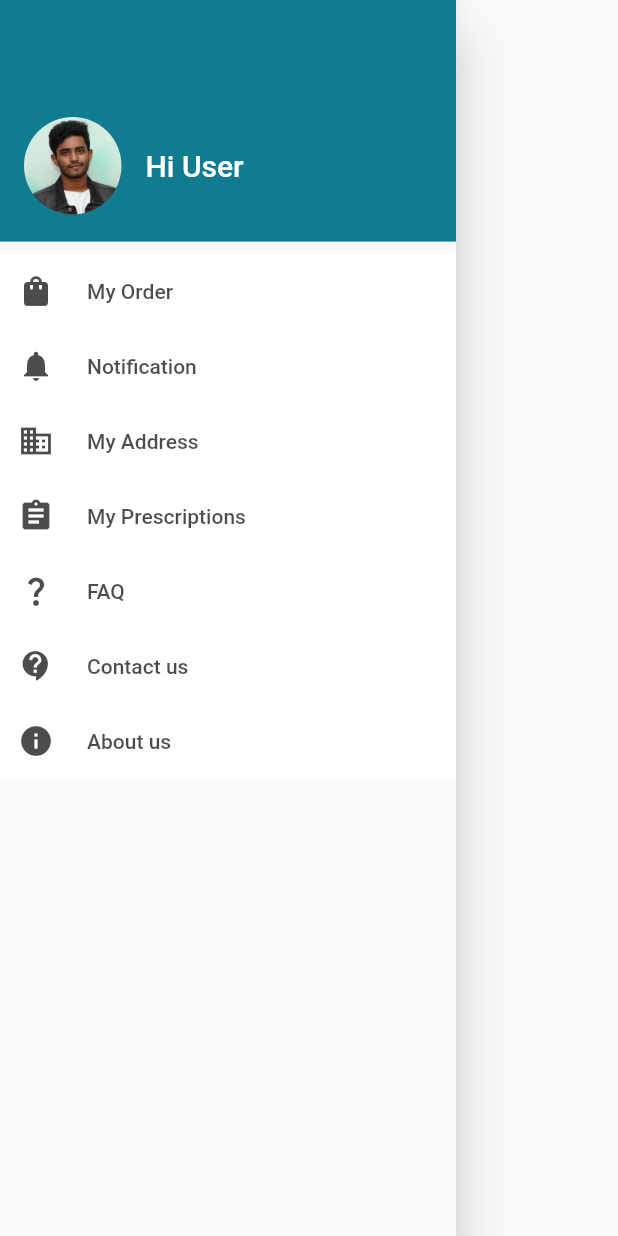
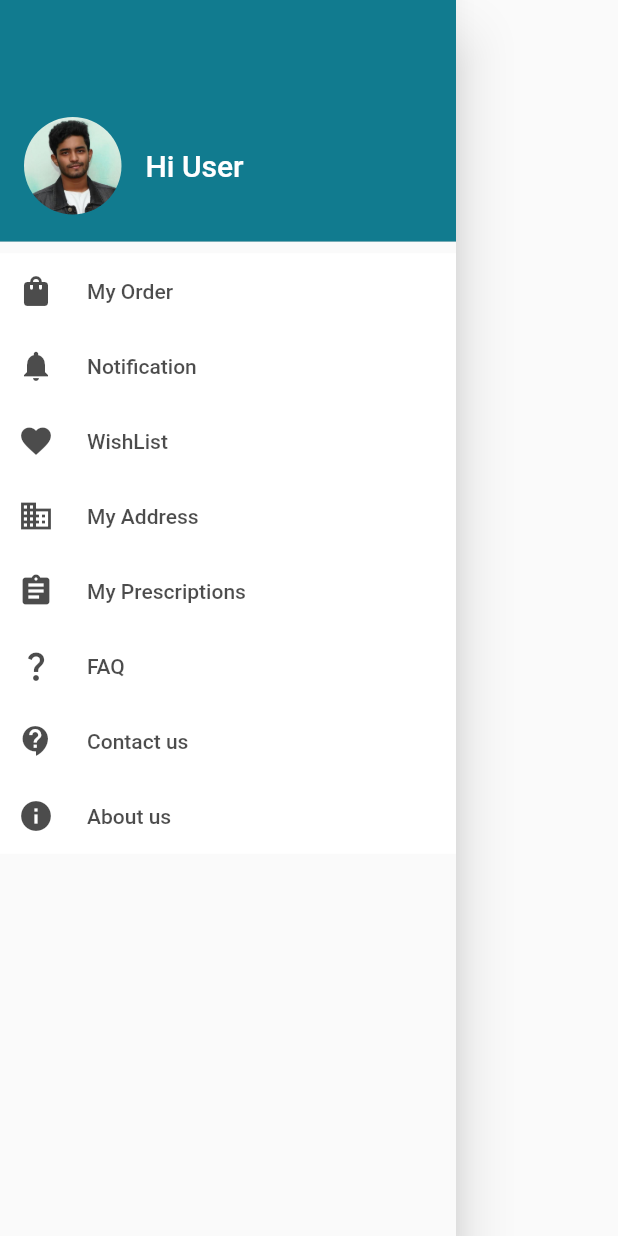
Before and after one commit to ybrut-software/zinotalens, a Flutter app: what navigationDrawer() shows on an empty page, opened directly, on a phone screen of 412 x 824 dp. Run offline on Flutter 3.47's test engine with Material 2 defaults, Android fonts, the phone set to English and light mode, and no system bars; our stand-ins replace carousel_slider, flutter_screenutil.

```diff
--- a/lib/pages/product_list_page.dart
+++ b/lib/pages/product_list_page.dart
@@ -59,11 +59,7 @@ class _ProductListPageState extends State<ProductListPage> {
                                   padding: EdgeInsets.zero,
                                   constraints: BoxConstraints(),
                                   splashRadius: 20,
-                                  onPressed: () => Navigator.push(
-                                      context,
-                                      MaterialPageRoute(
-                                          builder: (context) =>
-                                              WishListPage())),
+                                  onPressed: () {},
                                   icon: Icon(Icons.favorite_border,
                                       color: Colors.black, size: 20))
                             ],
--- a/lib/widgets/navigation_drawer.dart
+++ b/lib/widgets/navigation_drawer.dart
@@ -1,6 +1,7 @@
 import 'package:flutter/material.dart' hide Colors;
 import 'package:zinotalens/pages/myorder_page.dart';
 import 'package:zinotalens/pages/notification_page.dart';
+import 'package:zinotalens/pages/wishlist_page.dart';
 import 'package:zinotalens/utils/images.dart';
 
 import '../utils/colors.dart';
@@ -20,10 +21,13 @@ Widget navigationDrawer(BuildContext context) => Drawer(
                   width: double.infinity,
                   height: 50,
                   child: ElevatedButton.icon(
-                      onPressed: () => Navigator.push(
-                          context,
-                          MaterialPageRoute(
-                              builder: (context) => MyOrderPage())),
+                      onPressed: () {
+                        Navigator.pop(context);
+                        Navigator.push(
+                            context,
+                            MaterialPageRoute(
+                                builder: (context) => MyOrderPage()));
+                      },
                       style: buttonStyle(),
                       icon: icon(Icons.shopping_bag_rounded),
                       label: Padding(
@@ -38,16 +42,40 @@ Widget navigationDrawer(BuildContext context) => Drawer(
                   width: double.infinity,
                   height: 50,
                   child: ElevatedButton.icon(
-                      onPressed: () => Navigator.push(
-                          context,
-                          MaterialPageRoute(
-                              builder: (context) => NotificationPage())),
+                      onPressed: () {
+                        Navigator.pop(context);
+                        Navigator.push(
+                            context,
+                            MaterialPageRoute(
+                                builder: (context) => NotificationPage()));
+                      },
                       style: buttonStyle(),
                       icon: icon(Icons.notifications),
                       label: Padding(
                         padding: EdgeInsets.only(left: 14),
                         child: Text(
                           "Notification",
+                          style: textStyle(),
+                        ),
+                      )),
+                ),
+                Container(
+                  width: double.infinity,
+                  height: 50,
+                  child: ElevatedButton.icon(
+                      onPressed: () {
+                        Navigator.pop(context);
+                        Navigator.push(
+                            context,
+                            MaterialPageRoute(
+                                builder: (context) => WishListPage()));
+                      },
+                      style: buttonStyle(),
+                      icon: icon(Icons.favorite),
+                      label: Padding(
+                        padding: EdgeInsets.only(left: 14),
+                        child: Text(
+                          "WishList",
                           style: textStyle(),
                         ),
                       )),
```
